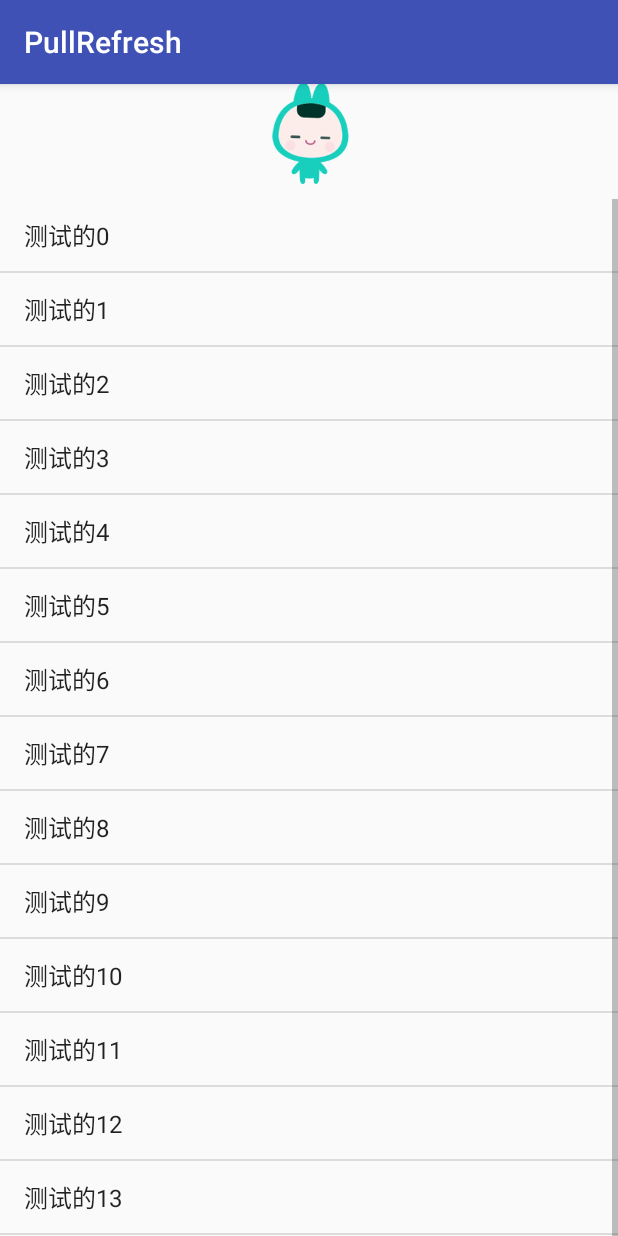
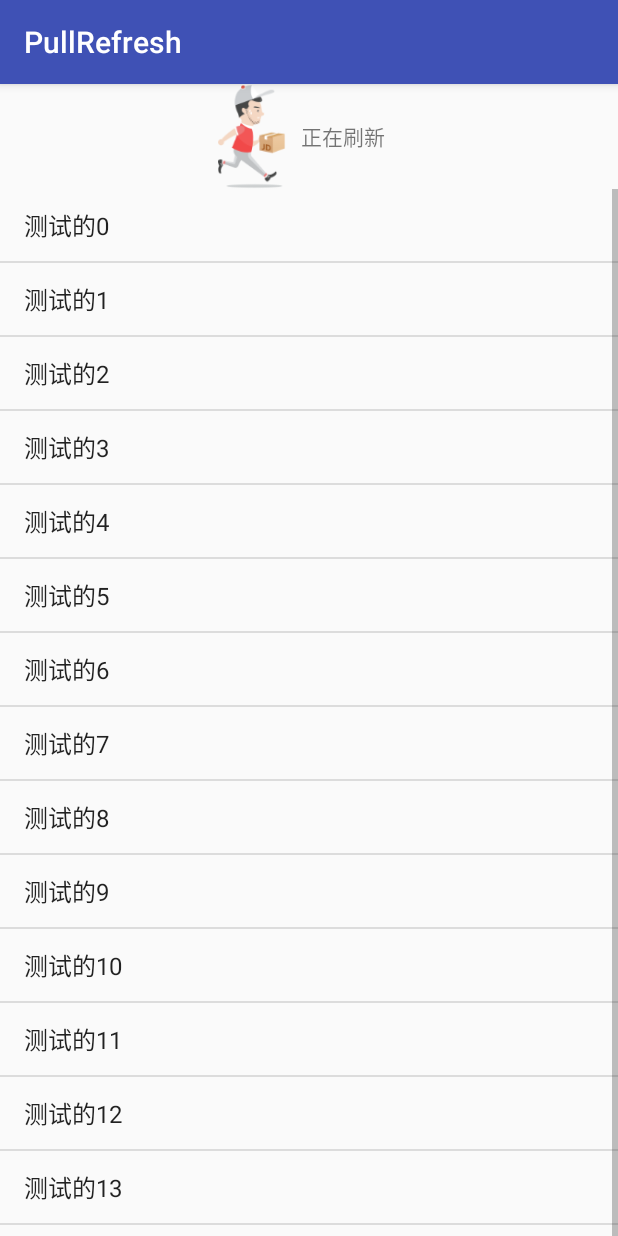
Before and after one commit to yixiaolunhui/PullRefresh, an Android app: the first screen one second after launch (MainActivity), on a phone screen of 412 x 824 dp. Run offline under Robolectric (Android 15) with nearby library versions, the phone set to English and light mode, and no system bars.

Commit message:
1、增加京东下拉刷新样式

```diff
--- a/app/src/main/java/com/dalong/pullrefresh/MainActivity.java
+++ b/app/src/main/java/com/dalong/pullrefresh/MainActivity.java
@@ -8,6 +8,7 @@ import android.util.Log;
 import android.widget.ArrayAdapter;
 import android.widget.ListView;
 
+import com.dalong.pullrefresh.view.jd.JDRefreshLayout;
 import com.dalong.pullrefresh.view.meituan.MeiTuanRefreshView;
 import com.dalong.refreshlayout.OnRefreshListener;
 
@@ -16,7 +17,7 @@ import java.util.List;
 
 public class MainActivity extends AppCompatActivity {
 
-    private MeiTuanRefreshView refreshview;
+    private JDRefreshLayout refreshview;
     private ListView listview;
 
     public List<String> list=new ArrayList<>();
@@ -26,7 +27,7 @@ public class MainActivity extends AppCompatActivity {
         super.onCreate(savedInstanceState);
         setContentView(R.layout.activity_main);
         initData();
-        refreshview=(MeiTuanRefreshView)findViewById(R.id.refreshview);
+        refreshview=(JDRefreshLayout)findViewById(R.id.refreshview);
         listview=(ListView)findViewById(R.id.listview);
         refreshview.setAutoRefresh(true);
         refreshview.setOnRefreshListener(new OnRefreshListener() {
--- /dev/null
+++ b/app/src/main/java/com/dalong/pullrefresh/view/jd/FirstSetpView.java
@@ -0,0 +1,139 @@
+package com.dalong.pullrefresh.view.jd;
+
+import android.content.Context;
+import android.graphics.Bitmap;
+import android.graphics.BitmapFactory;
+import android.graphics.Canvas;
+import android.graphics.Paint;
+import android.util.AttributeSet;
+import android.view.View;
+
+import com.dalong.pullrefresh.R;
+
+public class FirstSetpView extends View{
+
+	private Bitmap goods;
+	private Bitmap people;
+	private Bitmap peopleWithGoods;
+	private int measuredWidth;
+	private int measuredHeight;
+	private float mCurrentProgress;
+	private int mCurrentAlpha;
+	private Paint mPaint;
+	private Bitmap scaledPeople;
+	private Bitmap scaledGoods;
+	public FirstSetpView(Context context, AttributeSet attrs, int defStyle) {
+		super(context, attrs, defStyle);
+		init();
+	}
+
+	public FirstSetpView(Context context, AttributeSet attrs) {
+		super(context, attrs);
+		init();
+	}
+
+	public FirstSetpView(Context context) {
+		super(context);
+		init();
+	}
+	private void init(){
+		//包裹bitmap
+		goods = BitmapFactory.decodeResource(getResources(), R.mipmap.app_refresh_goods_0);
+		//快递小哥bitmap
+		people = BitmapFactory.decodeResource(getResources(), R.mipmap.app_refresh_people_0);
+		//这是后面动画中的最后一张图片，拿这张图片的作用是用它的宽高来测量
+		//我们这个自定义View的宽高
+		peopleWithGoods = BitmapFactory.decodeResource(getResources(), R.mipmap.app_refresh_people_3);
+		//来个画笔，我们注意到快递小哥和包裹都有一个渐变效果的，我们用
+		//mPaint.setAlpha来实现这个渐变的效果
+		mPaint = new Paint();
+		//首先设置为完全透明
+		mPaint.setAlpha(0);
+	}
+
+	/**
+	 * 测量方法
+	 * @param widthMeasureSpec
+	 * @param heightMeasureSpec
+	 */
+	@Override
+	protected void onMeasure(int widthMeasureSpec, int heightMeasureSpec) {
+		setMeasuredDimension(measureWidth(widthMeasureSpec), measureHeight(heightMeasureSpec));
+	}
+	//测量宽度
+	private int measureWidth(int widthMeasureSpec){
+		int result = 0;
+		int size = MeasureSpec.getSize(widthMeasureSpec);
+		int mode = MeasureSpec.getMode(widthMeasureSpec);
+		if (MeasureSpec.EXACTLY == mode) {
+			result = size;
+		}else {
+			result = peopleWithGoods.getWidth();
+			if (MeasureSpec.AT_MOST == mode) {
+				result = Math.min(result, size);
+			}
+		}
+		return result;
+	}
+	//测量高度
+	private int measureHeight(int heightMeasureSpec){
+		int result = 0;
+		int size = MeasureSpec.getSize(heightMeasureSpec);
+		int mode = MeasureSpec.getMode(heightMeasureSpec);
+		if (MeasureSpec.EXACTLY == mode) {
+			result = size;
+		}else {
+			result = peopleWithGoods.getHeight();
+			if (MeasureSpec.AT_MOST == mode) {
+				result = Math.min(result, size);
+			}
+		}
+		return result;
+	}
+	//在这里面拿到测量后的宽和高，w就是测量后的宽，h是测量后的高
+	@Override
+	protected void onSizeChanged(int w, int h, int oldw, int oldh) {
+		super.onSizeChanged(w, h, oldw, oldh);
+		measuredWidth = w;
+		measuredHeight = h;
+		//根据测量后的宽高来对快递小哥做一个缩放
+		scaledPeople = Bitmap.createScaledBitmap(people,measuredWidth,measuredHeight,true);
+		//根据测量后的宽高来对快递包裹做一个缩放
+		scaledGoods = Bitmap.createScaledBitmap(goods, scaledPeople.getWidth()*10/27, scaledPeople.getHeight()/5, true);
+	}
+
+	/**
+	 * 绘制方法
+	 * @param canvas
+	 */
+	@Override
+	protected void onDraw(Canvas canvas) {
+		super.onDraw(canvas);
+		//由于包裹和快递小哥要分别来画，所以使用save和restore方法
+		//save
+		//画包裹
+		//restore
+		//save
+		//画小哥
+		//restore
+		canvas.save();
+		canvas.scale(mCurrentProgress, mCurrentProgress ,  measuredWidth-scaledGoods.getWidth()/2 , measuredHeight/2);
+		mPaint.setAlpha(mCurrentAlpha);
+		canvas.drawBitmap(scaledGoods, measuredWidth-scaledGoods.getWidth(), measuredHeight/2-scaledGoods.getHeight()/2, mPaint);
+		canvas.restore();
+		canvas.save();
+		canvas.scale(mCurrentProgress, mCurrentProgress , 0 , measuredHeight/2);
+		mPaint.setAlpha(mCurrentAlpha);
+		canvas.drawBitmap(scaledPeople, 0,0,mPaint);
+		canvas.restore();
+	}
+
+	/**
+	 * 根据进度来对小哥和包裹进行缩放
+	 * @param currentProgress
+	 */
+	public void setCurrentProgress(float currentProgress){
+		this.mCurrentProgress = currentProgress;
+		this.mCurrentAlpha = (int) (currentProgress*255);
+	}
+}
--- /dev/null
+++ b/app/src/main/java/com/dalong/pullrefresh/view/jd/JDRefreshLayout.java
@@ -0,0 +1,38 @@
+package com.dalong.pullrefresh.view.jd;
+
+import android.content.Context;
+import android.util.AttributeSet;
+
+import com.dalong.refreshlayout.FooterView;
+import com.dalong.refreshlayout.RefreshLayout;
+
+/**
+ * 京东下拉刷新的layout
+ * Created by zhouweilong on 2016/10/24.
+ */
+
+public class JDRefreshLayout extends RefreshLayout {
+    public JDRefreshLayout(Context context) {
+        super(context);
+    }
+
+    public JDRefreshLayout(Context context, AttributeSet attrs) {
+        super(context, attrs);
+    }
+
+    @Override
+    protected void onFinishInflate() {
+        super.onFinishInflate();
+        init();
+    }
+
+    public void init() {
+        JdHeader header = new JdHeader(getContext());
+        FooterView footer = new FooterView(getContext());
+
+        addHeader(header);
+        addFooter(footer);
+        setOnHeaderListener(header);
+        setOnFooterListener(footer);
+    }
+}
--- /dev/null
+++ b/app/src/main/java/com/dalong/pullrefresh/view/jd/JdHeader.java
@@ -0,0 +1,125 @@
+package com.dalong.pullrefresh.view.jd;
+
+import android.content.Context;
+import android.graphics.drawable.AnimationDrawable;
+import android.util.AttributeSet;
+import android.view.LayoutInflater;
+import android.view.View;
+import android.view.ViewGroup;
+import android.widget.RelativeLayout;
+import android.widget.TextView;
+
+import com.dalong.pullrefresh.R;
+import com.dalong.refreshlayout.OnHeaderListener;
+
+/**
+ * 京东下拉刷新头布局
+ * Created by zhouweilong on 2016/10/24.
+ */
+
+public class JdHeader extends RelativeLayout implements OnHeaderListener  {
+    private static final int DONE = 0;
+    private static final int PULL_TO_REFRESH = 1;
+    private static final int RELEASE_TO_REFRESH = 2;
+    private static final int REFRESHING = 3;
+
+    private  AnimationDrawable secondAnimation;
+    private  int headerViewHeight;
+    private  SecondStepView secondStepView;
+    private  FirstSetpView firstSetpView;
+    private  TextView tv_pull_to_refresh;
+    private  View headerView;
+
+    public JdHeader(Context context) {
+        super(context);
+        headerView=LayoutInflater.from(context).inflate(R.layout.jd_refresh_view, this, true);
+        tv_pull_to_refresh = (TextView) headerView.findViewById(R.id.tv_pull_to_refresh);
+        firstSetpView = (FirstSetpView) headerView.findViewById(R.id.first_step_view);
+        secondStepView = (SecondStepView) headerView.findViewById(R.id.second_step_view);
+        secondStepView.setBackgroundResource(R.drawable.jd_animation);
+        secondAnimation = (AnimationDrawable) secondStepView.getBackground();
+        measureView(headerView);
+        changeHeaderByState(DONE);
+    }
+    private void measureView(View child) {
+        ViewGroup.LayoutParams p = child.getLayoutParams();
+        if (p == null) {
+            p = new ViewGroup.LayoutParams(ViewGroup.LayoutParams.MATCH_PARENT,
+                    ViewGroup.LayoutParams.WRAP_CONTENT);
+        }
+        int childWidthSpec = ViewGroup.getChildMeasureSpec(0, 0 + 0, p.width);
+        int lpHeight = p.height;
+        int childHeightSpec;
+        if (lpHeight > 0) {
+            childHeightSpec = MeasureSpec.makeMeasureSpec(lpHeight,
+                    MeasureSpec.EXACTLY);
+        } else {
+            childHeightSpec = MeasureSpec.makeMeasureSpec(0,
+                    MeasureSpec.UNSPECIFIED);
+        }
+        child.measure(childWidthSpec, childHeightSpec);
+    }
+    @Override
+    public void onRefreshBefore(int scrollY, int refreshHeight, int headerHeight) {
+        firstSetpView.setCurrentProgress(Math.abs(scrollY)/(1.0f*getHeight()));
+        firstSetpView.postInvalidate();
+        changeHeaderByState(PULL_TO_REFRESH);
+    }
+
+    @Override
+    public void onRefreshAfter(int scrollY, int refreshHeight, int headerHeight) {
+        changeHeaderByState(RELEASE_TO_REFRESH);
+    }
+
+    @Override
+    public void onRefreshReady(int scrollY, int refreshHeight, int headerHeight) {
+
+    }
+
+    @Override
+    public void onRefreshing(int scrollY, int refreshHeight, int headerHeight) {
+        changeHeaderByState(REFRESHING);
+    }
+
+    @Override
+    public void onRefreshComplete(int scrollY, int refreshHeight, int headerHeight, boolean isRefreshSuccess) {
+        changeHeaderByState(DONE);
+    }
+
+    @Override
+    public void onRefreshCancel(int scrollY, int refreshHeight, int headerHeight) {
+        changeHeaderByState(DONE);
+    }
+
+
+    private void changeHeaderByState(int state){
+        switch (state) {
+            case DONE:
+                headerView.setPadding(0, -headerViewHeight, 0, 0);
+                firstSetpView.setVisibility(View.VISIBLE);
+                secondAnimation.stop();
+                secondStepView.setVisibility(View.GONE);
+                break;
+            case RELEASE_TO_REFRESH:
+                tv_pull_to_refresh.setText("松开刷新");
+
+                break;
+            case PULL_TO_REFRESH:
+                tv_pull_to_refresh.setText("下拉刷新");
+                state = DONE;
+                firstSetpView.setVisibility(View.VISIBLE);
+                secondAnimation.stop();
+                secondStepView.setVisibility(View.GONE);
+                break;
+            case REFRESHING:
+                tv_pull_to_refresh.setText("正在刷新");
+                firstSetpView.setVisibility(View.GONE);
+                secondStepView.setVisibility(View.VISIBLE);
+                secondAnimation.stop();
+                secondAnimation.start();
+                break;
+            default:
+                break;
+        }
+    }
+}
--- /dev/null
+++ b/app/src/main/java/com/dalong/pullrefresh/view/jd/SecondStepView.java
@@ -0,0 +1,75 @@
+package com.dalong.pullrefresh.view.jd;
+
+import android.content.Context;
+import android.graphics.Bitmap;
+import android.graphics.BitmapFactory;
+import android.util.AttributeSet;
+import android.view.View;
+
+import com.dalong.pullrefresh.R;
+
+public class SecondStepView extends View{
+
+	private Bitmap endBitmap;
+
+	public SecondStepView(Context context, AttributeSet attrs, int defStyle) {
+		super(context, attrs, defStyle);
+		init();
+	}
+
+	public SecondStepView(Context context, AttributeSet attrs) {
+		super(context, attrs);
+		init();
+	}
+
+	public SecondStepView(Context context) {
+		super(context);
+		init();
+	}
+
+	private void init(){
+		//拿到帧动画第三章图片，我们的FirstStepView的宽高也是根据这张图片来测量的，所以我们就能
+		//保证两个View的宽高一致了
+		endBitmap = BitmapFactory.decodeResource(getResources(), R.mipmap.app_refresh_people_3);
+	}
+
+	/**
+	 * 只需要测量方法
+	 * @param widthMeasureSpec
+	 * @param heightMeasureSpec
+	 */
+	@Override
+	protected void onMeasure(int widthMeasureSpec, int heightMeasureSpec) {
+		setMeasuredDimension(measureWidth(widthMeasureSpec), measureHeight(heightMeasureSpec));
+	}
+
+	private int measureWidth(int widthMeasureSpec){
+		int result = 0;
+		int size = MeasureSpec.getSize(widthMeasureSpec);
+		int mode = MeasureSpec.getMode(widthMeasureSpec);
+		if (MeasureSpec.EXACTLY == mode) {
+			result = size;
+		}else {
+			result = endBitmap.getWidth();
+			if (MeasureSpec.AT_MOST == mode) {
+				result = Math.min(size, result);
+			}
+		}
+		return result;
+	}
+	private int measureHeight(int heightMeasureSpec){
+		int result = 0;
+		int size = MeasureSpec.getSize(heightMeasureSpec);
+		int mode = MeasureSpec.getMode(heightMeasureSpec);
+		if (MeasureSpec.EXACTLY == mode) {
+			result = size;
+		}else {
+			result = endBitmap.getHeight();
+			if (MeasureSpec.AT_MOST == mode) {
+				result = Math.min(size, result);
+			}
+		}
+		return result;
+	}
+
+}
--- a/app/src/main/java/com/dalong/pullrefresh/view/qichezhijia/QiCheZhiJiaHeader.java
+++ b/app/src/main/java/com/dalong/pullrefresh/view/qichezhijia/QiCheZhiJiaHeader.java
@@ -23,7 +23,6 @@ public class QiCheZhiJiaHeader  extends RelativeLayout implements OnHeaderListen
     private static final int PULL_TO_REFRESH = 1;
     private static final int RELEASE_TO_REFRESH = 2;
     private static final int REFRESHING = 3;
-    private static final int RATIO = 3;
     private  QicheZjView mQicheZjView;
     private  PointerView mPointerView;
     private  FrameLayout mAnimContainer;
--- /dev/null
+++ b/app/src/main/res/drawable/jd_animation.xml
@@ -0,0 +1,9 @@
+<?xml version="1.0" encoding="utf-8"?>
+<animation-list xmlns:android="http://schemas.android.com/apk/res/android"
+    android:oneshot="false"
+    >
+   <item android:drawable="@mipmap/app_refresh_people_1" android:duration="70"/>
+   <item android:drawable="@mipmap/app_refresh_people_2" android:duration="70"/>
+   <item android:drawable="@mipmap/app_refresh_people_3" android:duration="70"/>
+
+</animation-list>
--- a/app/src/main/res/layout/activity_main.xml
+++ b/app/src/main/res/layout/activity_main.xml
@@ -6,7 +6,7 @@
     android:layout_height="match_parent"
     tools:context="com.dalong.pullrefresh.MainActivity">
 
-    <com.dalong.pullrefresh.view.meituan.MeiTuanRefreshView
+    <com.dalong.pullrefresh.view.jd.JDRefreshLayout
         android:id="@+id/refreshview"
         android:layout_width="match_parent"
         android:layout_height="match_parent">
@@ -29,6 +29,6 @@
 
 
 
-    </com.dalong.pullrefresh.view.meituan.MeiTuanRefreshView>
+    </com.dalong.pullrefresh.view.jd.JDRefreshLayout>
 
 </RelativeLayout>
--- /dev/null
+++ b/app/src/main/res/layout/jd_refresh_view.xml
@@ -0,0 +1,28 @@
+<?xml version="1.0" encoding="utf-8"?>
+<LinearLayout xmlns:android="http://schemas.android.com/apk/res/android"
+    android:layout_width="match_parent"
+    android:layout_height="wrap_content"
+    android:orientation="horizontal"
+    android:gravity="center" >
+    <com.dalong.pullrefresh.view.jd.FirstSetpView
+        android:id="@+id/first_step_view"
+        android:layout_width="45dp"
+        android:layout_height="70dp"
+        />
+    <com.dalong.pullrefresh.view.jd.SecondStepView
+        android:id="@+id/second_step_view"
+        android:layout_width="45dp"
+        android:layout_height="70dp"
+        android:visibility="gone"
+        />
+    <TextView
+        android:id="@+id/tv_pull_to_refresh"
+        android:layout_width="wrap_content"
+        android:layout_height="wrap_content"
+        android:padding="10dp"
+        android:layout_gravity="center_vertical"
+        android:text="下拉刷新"
+        />
+
+
+</LinearLayout>
```
Also changed, not shown: app/src/main/java/com/dalong/pullrefresh/view/meituan/MeiTuanHeader.java (+25 -0 lines), app/src/main/res/mipmap-xhdpi/app_refresh_goods_0.png (added), app/src/main/res/mipmap-xhdpi/app_refresh_people_0.png (added), app/src/main/res/mipmap-xhdpi/app_refresh_people_1.png (added), app/src/main/res/mipmap-xhdpi/app_refresh_people_2.png (added), app/src/main/res/mipmap-xhdpi/app_refresh_people_3.png (added).
